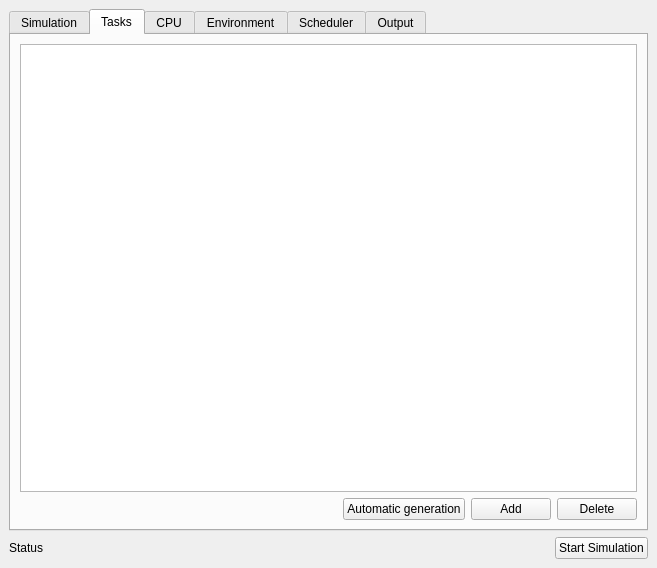
Above: main/ui/gui/ui_specification/design/gui_main_desing.ui from uz-gaz/Tertimuss before the change. Below: the same form after it.
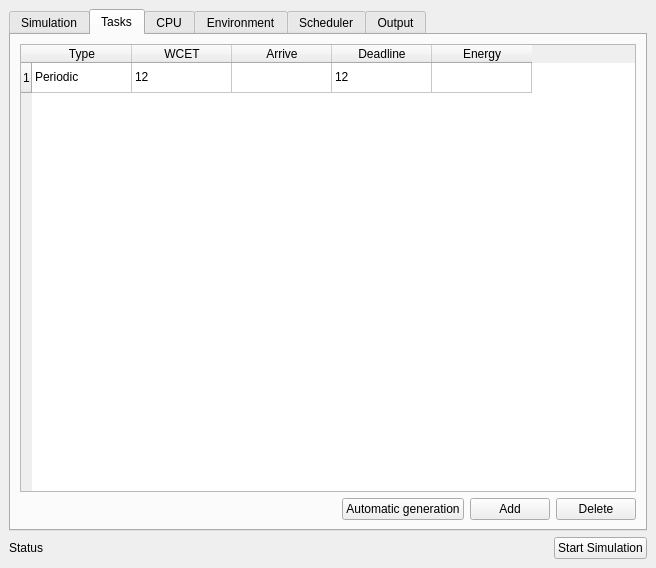
That is the form after the change. The open tabs and pages were chosen to show the change.

```diff
--- a/main/ui/gui/ui_specification/design/gui_main_desing.ui
+++ b/main/ui/gui/ui_specification/design/gui_main_desing.ui
@@ -6,7 +6,7 @@
    <rect>
     <x>0</x>
     <y>0</y>
-    <width>657</width>
+    <width>656</width>
     <height>568</height>
    </rect>
   </property>
@@ -237,7 +237,56 @@
        </attribute>
        <layout class="QVBoxLayout" name="verticalLayout">
         <item>
-         <widget class="QColumnView" name="columnView_tasks_list"/>
+         <widget class="QTableWidget" name="tableWidget_tasks_list">
+          <attribute name="horizontalHeaderCascadingSectionResizes">
+           <bool>false</bool>
+          </attribute>
+          <row>
+           <property name="text">
+            <string>1</string>
+           </property>
+          </row>
+          <column>
+           <property name="text">
+            <string>Type</string>
+           </property>
+          </column>
+          <column>
+           <property name="text">
+            <string>WCET</string>
+           </property>
+          </column>
+          <column>
+           <property name="text">
+            <string>Arrive</string>
+           </property>
+          </column>
+          <column>
+           <property name="text">
+            <string>Deadline</string>
+           </property>
+          </column>
+          <column>
+           <property name="text">
+            <string>Energy</string>
+           </property>
+          </column>
+          <item row="0" column="0">
+           <property name="text">
+            <string>Periodic</string>
+           </property>
+          </item>
+          <item row="0" column="1">
+           <property name="text">
+            <string>12</string>
+           </property>
+          </item>
+          <item row="0" column="3">
+           <property name="text">
+            <string>12</string>
+           </property>
+          </item>
+         </widget>
         </item>
         <item>
          <layout class="QHBoxLayout" name="horizontalLayout_2">
```
Left out of the diff: 98 changed lines with no effect on the pictures.
